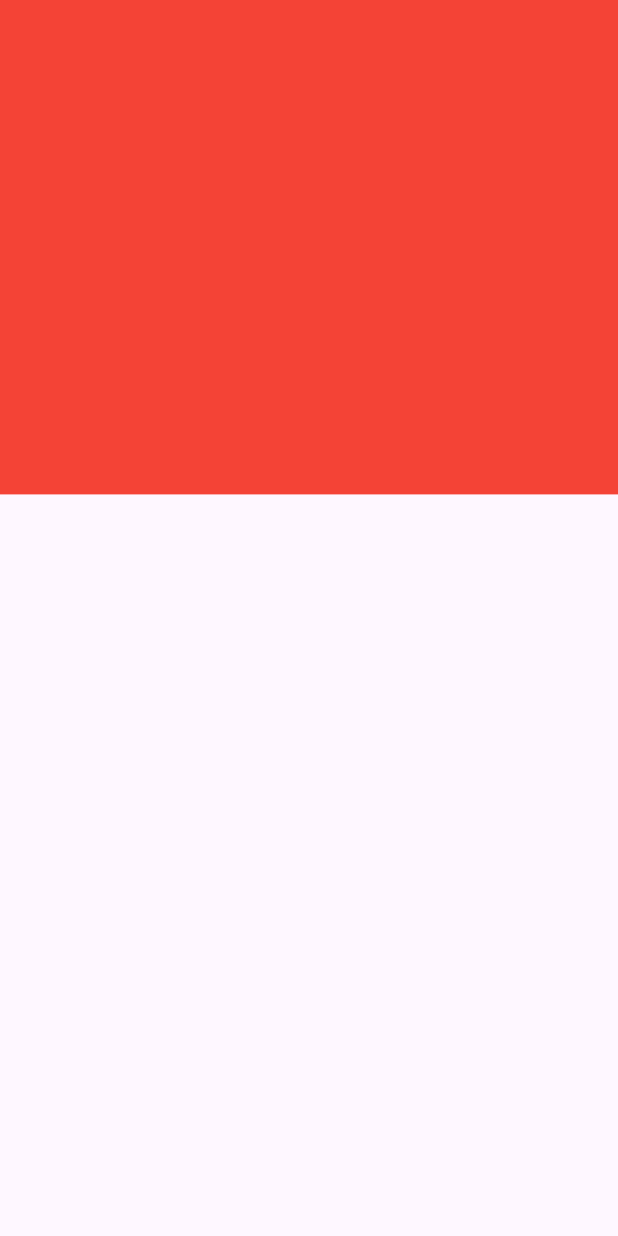
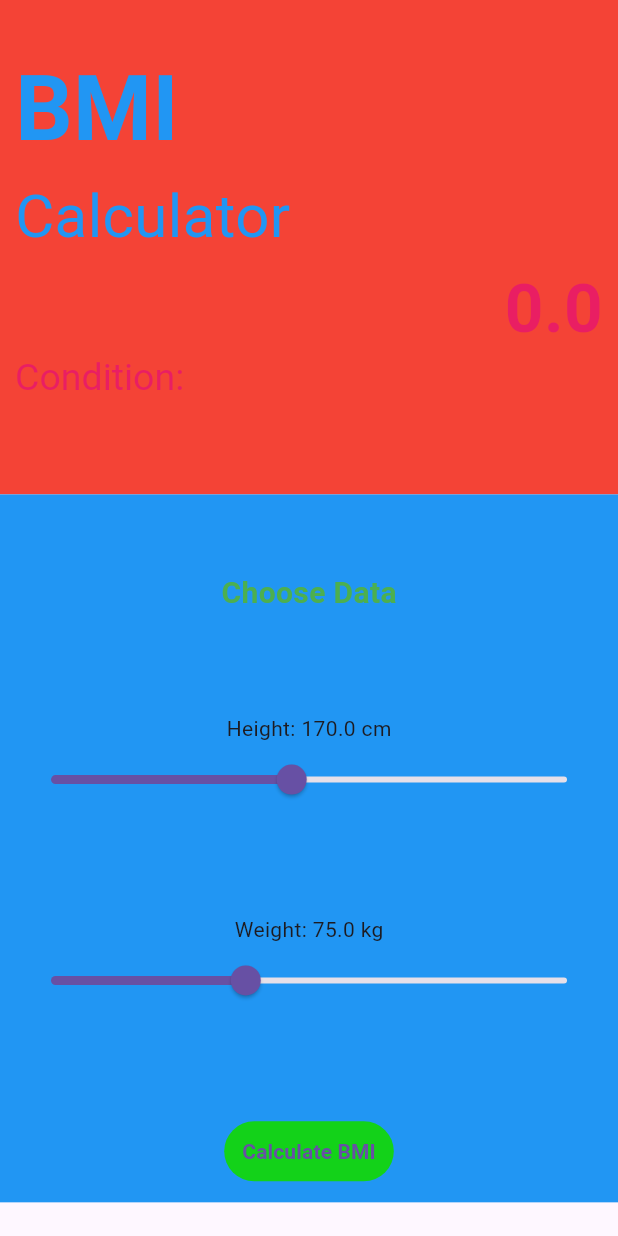
Before and after one commit to Spreethy/BMI_calculator, a Flutter app: the screen it shows after launch, on a phone screen of 412 x 824 dp. Run offline on Flutter 3.47's test engine with Material 3 defaults, Android fonts, the phone set to English and light mode, and no system bars.

Commit message:
Add code

```diff
--- a/lib/main.dart
+++ b/lib/main.dart
@@ -1,4 +1,5 @@
 import 'package:flutter/material.dart';
+import 'package:flutter/rendering.dart';
 import 'package:flutter/widgets.dart';
 
 void main() {
@@ -51,16 +52,115 @@ class _MyAppState extends State<MyApp> {
               decoration: const BoxDecoration(color: Colors.red),
               padding:
                   const EdgeInsets.symmetric(vertical: 30.0, horizontal: 10.0),
-            child:
-                Column(crossAxisAlignment: CrossAxisAlignment.start, children: [
+              child: Column(
+                crossAxisAlignment: CrossAxisAlignment.start,
+                children: [
                   const Text("BMI",
                       style: TextStyle(
-                    color: Colors.red,
+                        color: Colors.blue,
                         fontWeight: FontWeight.bold,
                         fontSize: 60.0,
-                  ))
-            ]))
+                      )),
+                  const Text(
+                    "Calculator",
+                    style: TextStyle(
+                      color: Colors.blue,
+                      fontSize: 40.0,
+                    ),
+                  ),
+                  SizedBox(
+                    width: double.infinity,
+                    child: Text(
+                      _bmi > 0 ? _bmi.toStringAsFixed(1) : '0.0',
+                      style: const TextStyle(
+                        color: Colors.pink,
+                        fontWeight: FontWeight.bold,
+                        fontSize: 45.0,
+                      ),
+                      textAlign: TextAlign.right,
+                    ),
+                  ),
+                  RichText(
+                    text: TextSpan(
+                      text: "Condition: ",
+                      style:
+                          const TextStyle(color: Colors.pink, fontSize: 25.0),
+                      children: <TextSpan>[
+                        TextSpan(
+                          text: _condition,
+                          style: const TextStyle(
+                            color: Colors.red,
+                            fontSize: 25.0,
+                            fontWeight: FontWeight.bold,
+                          ),
+                        ),
                       ],
-    )));
+                    ),
+                  ),
+                ],
+              ),
+            ),
+            Container(
+              decoration: const BoxDecoration(color: Colors.blue),
+              padding:
+                  const EdgeInsets.symmetric(horizontal: 10.0, vertical: 10.0),
+              width: double.infinity,
+              child: Column(
+                children: <Widget>[
+                  SizedBox(height: size.height * 0.05),
+                  const Text(
+                    "Choose Data",
+                    style: TextStyle(
+                      color: Colors.green,
+                      fontWeight: FontWeight.bold,
+                      fontSize: 20.0,
+                    ),
+                  ),
+                  SizedBox(height: size.height * 0.08),
+                  Text("Height: ${_height.toStringAsFixed(1)} cm"),
+                  Slider(
+                    value: _height,
+                    min: 100.0,
+                    max: 250.0,
+                    divisions: 500,
+                    label: _height.toStringAsFixed(1),
+                    onChanged: (double newValue) {
+                      setState(() {
+                        _height = newValue;
+                      });
+                    },
+                  ),
+                  SizedBox(height: size.height * 0.08),
+                  Text("Weight: ${_weight.toStringAsFixed(1)} kg"),
+                  Slider(
+                    value: _weight,
+                    min: 0.0,
+                    max: 200.0,
+                    divisions: 500,
+                    label: _weight.toStringAsFixed(1),
+                    onChanged: (double newValue) {
+                      setState(() {
+                        _weight = newValue;
+                      });
+                    },
+                  ),
+                  SizedBox(height: size.height * 0.08),
+                  TextButton(
+                    onPressed: _calculateBMI,
+                    style: TextButton.styleFrom(
+                        backgroundColor:
+                            const Color.fromARGB(255, 19, 210, 25)),
+                    child: const Text(
+                      'Calculate BMI',
+                      style: TextStyle(fontWeight: FontWeight.bold),
+                    ),
+                  ),
+                ],
+              ),
+            ),
+          ],
+        ),
+      ),
+    );
   }
 }
```
Lines whose indentation alone changed are shown as unchanged.
